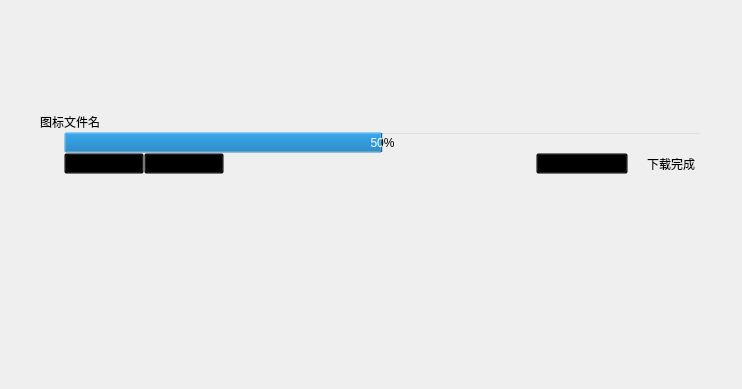
imtangsheng/QtClient, file QtClient/modules/FilesUtil.ui: the form before one commit.
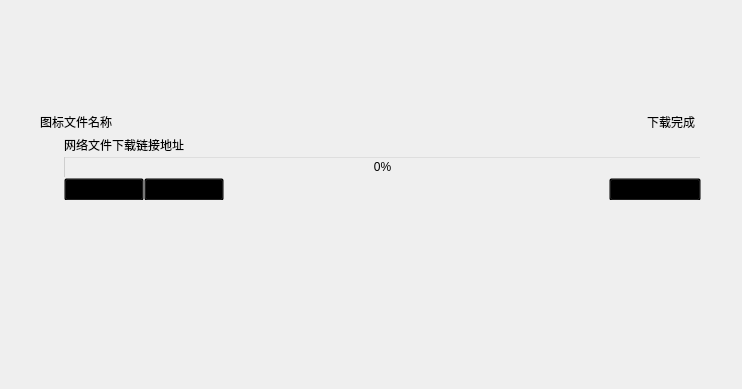
The form after the commit. Icons and pictures are not drawn.

Commit message: 1.文件下载模块调整 2.图表外边框设置-9，使得可以全屏

```diff
--- a/QtClient/modules/FilesUtil.ui
+++ b/QtClient/modules/FilesUtil.ui
@@ -19,7 +19,7 @@
      <x>40</x>
      <y>110</y>
      <width>661</width>
-     <height>64</height>
+     <height>90</height>
     </rect>
    </property>
    <property name="minimumSize">
@@ -31,7 +31,7 @@
    <property name="maximumSize">
     <size>
      <width>16777215</width>
-     <height>64</height>
+     <height>90</height>
     </size>
    </property>
    <property name="styleSheet">
@@ -104,7 +104,38 @@
        <number>0</number>
       </property>
       <item>
-       <widget class="QLabel" name="label_fileName">
+       <layout class="QHBoxLayout" name="horizontalLayout_2">
+        <item>
+         <widget class="QLabel" name="label_fileNameLocal">
+          <property name="text">
+           <string>文件名称</string>
+          </property>
+         </widget>
+        </item>
+        <item>
+         <spacer name="horizontalSpacer_2">
+          <property name="orientation">
+           <enum>Qt::Horizontal</enum>
+          </property>
+          <property name="sizeHint" stdset="0">
+           <size>
+            <width>40</width>
+            <height>20</height>
+           </size>
+          </property>
+         </spacer>
+        </item>
+        <item>
+         <widget class="QCheckBox" name="checkBox_downloadFinished">
+          <property name="text">
+           <string>下载完成</string>
+          </property>
+         </widget>
+        </item>
+       </layout>
+      </item>
+      <item>
+       <widget class="QLabel" name="label_fileNetworkLink">
         <property name="minimumSize">
          <size>
           <width>0</width>
@@ -121,14 +152,14 @@
          <number>1</number>
         </property>
         <property name="text">
-         <string>文件名</string>
+         <string>网络文件下载链接地址</string>
         </property>
        </widget>
       </item>
       <item>
        <widget class="QProgressBar" name="progressBar_Download">
         <property name="value">
-         <number>50</number>
+         <number>0</number>
         </property>
        </widget>
       </item>
@@ -147,7 +178,7 @@
         <item>
          <widget class="QPushButton" name="pushButton_pauseDownload">
           <property name="text">
-           <string>暂停下载</string>
+           <string>重置下载</string>
           </property>
          </widget>
         </item>
@@ -171,13 +202,6 @@
           </property>
          </widget>
         </item>
-        <item>
-         <widget class="QCheckBox" name="checkBox_downloadFinished">
-          <property name="text">
-           <string>下载完成</string>
-          </property>
-         </widget>
-        </item>
        </layout>
       </item>
       <item>
```
Left out of the diff: 2 changed lines with no effect on the pictures. The commit also changes 11 other files.
